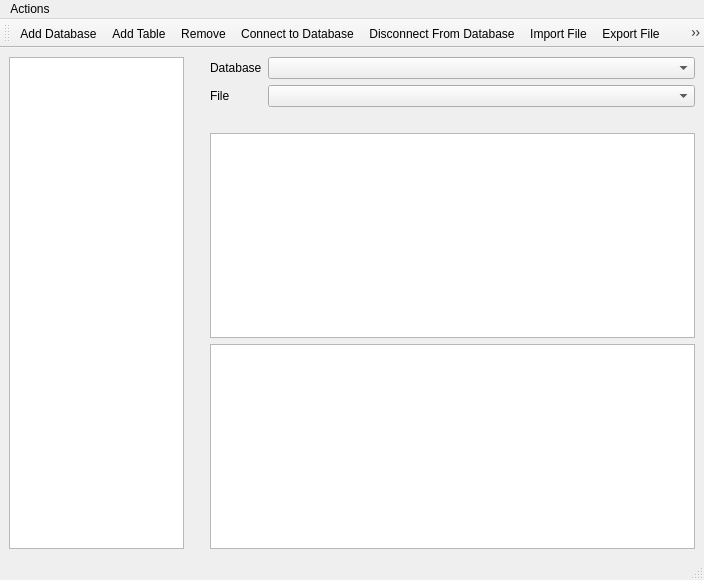
Before: the Qt Designer form zeex/core/ui/sql/main.ui in zbarge/zeex, drawn with Qt 5.
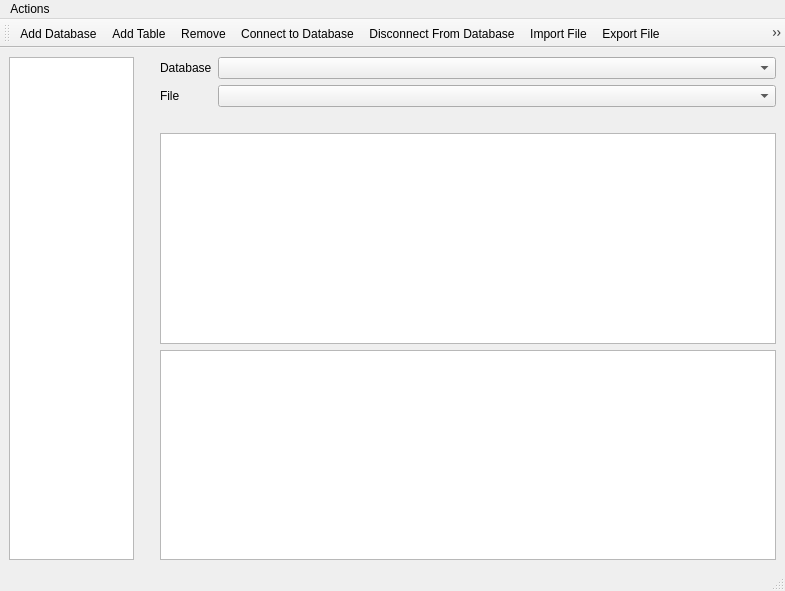
After: the same form once the commit is applied. Icons and pictures are not drawn.

Patch:
```diff
--- a/zeex/core/ui/sql/main.ui
+++ b/zeex/core/ui/sql/main.ui
@@ -6,8 +6,8 @@
    <rect>
     <x>0</x>
     <y>0</y>
-    <width>704</width>
-    <height>580</height>
+    <width>785</width>
+    <height>591</height>
    </rect>
   </property>
   <property name="windowTitle">
@@ -33,7 +33,7 @@
         </property>
         <property name="maximumSize">
          <size>
-          <width>175</width>
+          <width>125</width>
           <height>16777215</height>
          </size>
         </property>
@@ -55,7 +55,20 @@
       <item>
        <layout class="QGridLayout" name="gridLayout">
         <item row="2" column="0">
-         <widget class="QTextEdit" name="textEdit"/>
+         <widget class="QTextEdit" name="textEdit">
+          <property name="sizePolicy">
+           <sizepolicy hsizetype="Expanding" vsizetype="Expanding">
+            <horstretch>0</horstretch>
+            <verstretch>0</verstretch>
+           </sizepolicy>
+          </property>
+          <property name="maximumSize">
+           <size>
+            <width>16777215</width>
+            <height>350</height>
+           </size>
+          </property>
+         </widget>
         </item>
         <item row="3" column="0">
          <widget class="QTableView" name="tableView"/>
@@ -128,7 +141,7 @@
     <rect>
      <x>0</x>
      <y>0</y>
-     <width>704</width>
+     <width>785</width>
      <height>21</height>
     </rect>
    </property>
```
